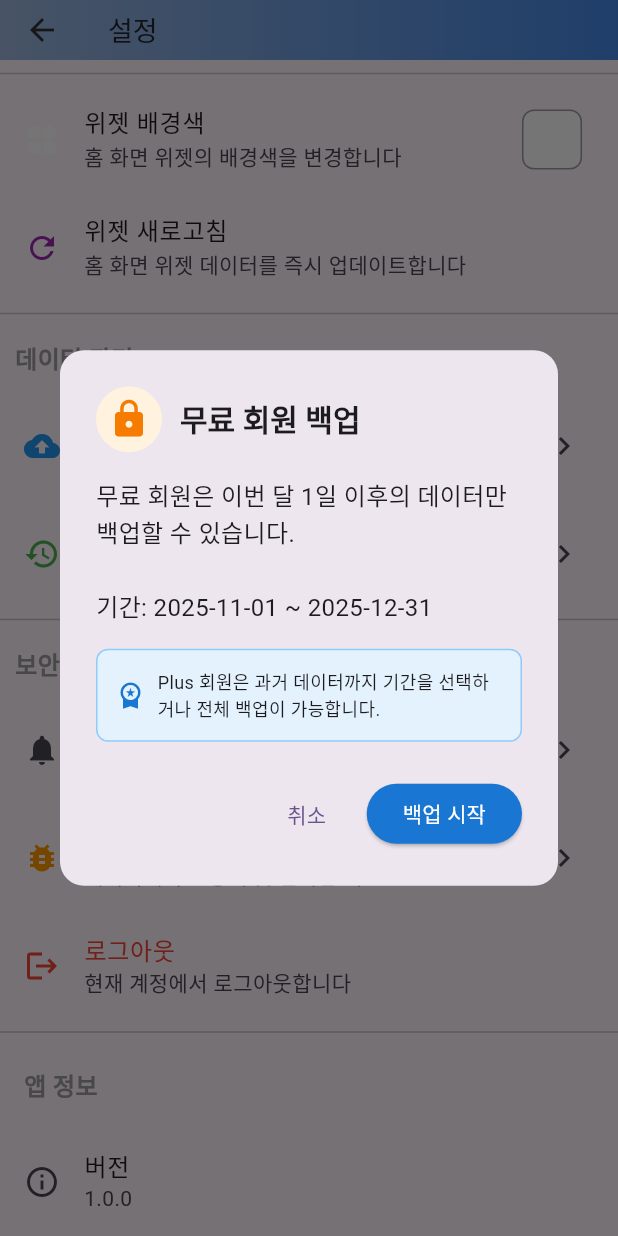
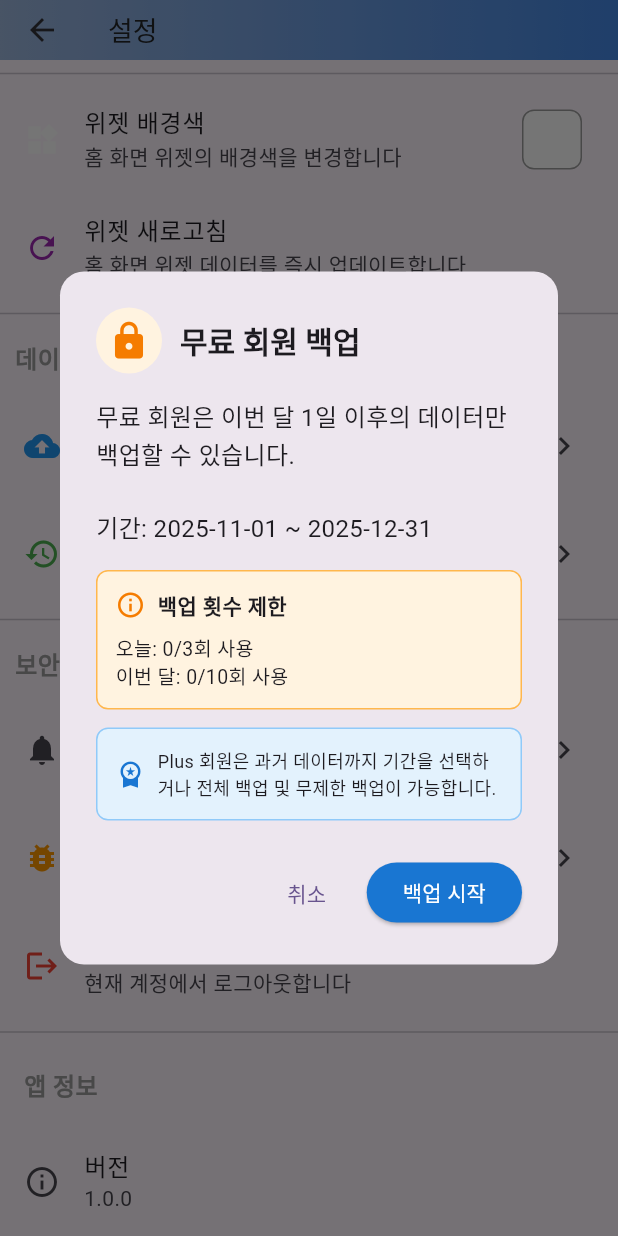
Before and after one commit to ssh5437/flutter_schedule_app, a Flutter app: the SettingsScreen screen opened directly, scrolled down 287 dp, after a tap on "데이터 백업", on a phone screen of 412 x 824 dp. Run offline on Flutter 3.47's test engine with Material 3 defaults, Android fonts, the phone set to English and light mode, and no system bars; our stand-ins replace app_links, file_picker, fl_chart, flutter_colorpicker, flutter_local_notifications, flutter_secure_storage and 8 more; missing offline and left inert: encrypt, home_widget, pointycastle, workmanager; accounts and stored records are empty; statements that could not run were skipped.

Commit message:
무료사용자 백업 횟수 제한

```diff
--- a/lib/screens/settings_screen.dart
+++ b/lib/screens/settings_screen.dart
@@ -195,6 +195,12 @@ class _SettingsScreenState extends State<SettingsScreen> {
       startDate = DateTime(now.year, now.month, 1); // 이번 달 1일
       endDate = DateTime(now.year, 12, 31); // 올해 12월 31일
 
+      // 백업 제한 확인
+      final backupService = BackupService();
+      final limitCheck = await backupService.checkBackupLimit();
+
+      if (!mounted) return;
+
       // 무료 사용자에게 제한 안내
       final confirmed = await showDialog<bool>(
         context: context,
@@ -229,6 +235,36 @@ class _SettingsScreenState extends State<SettingsScreen> {
                 style: const TextStyle(fontSize: 16, height: 1.5),
               ),
               const SizedBox(height: 16),
+              // 백업 횟수 제한 안내
+              Container(
+                padding: const EdgeInsets.all(12),
+                decoration: BoxDecoration(
+                  color: Colors.orange[50],
+                  borderRadius: BorderRadius.circular(8),
+                  border: Border.all(color: Colors.orange[300]!),
+                ),
+                child: Column(
+                  crossAxisAlignment: CrossAxisAlignment.start,
+                  children: [
+                    Row(
+                      children: [
+                        Icon(Icons.info_outline, color: Colors.orange[700], size: 20),
+                        const SizedBox(width: 8),
+                        const Text(
+                          '백업 횟수 제한',
+                          style: TextStyle(fontWeight: FontWeight.bold, fontSize: 14),
+                        ),
+                      ],
+                    ),
+                    const SizedBox(height: 8),
+                    Text(
+                      '오늘: ${limitCheck['dailyCount']}/${limitCheck['dailyLimit']}회 사용\n이번 달: ${limitCheck['monthlyCount']}/${limitCheck['monthlyLimit']}회 사용',
+                      style: const TextStyle(fontSize: 13, height: 1.4),
+                    ),
+                  ],
+                ),
+              ),
+              const SizedBox(height: 12),
               Container(
                 padding: const EdgeInsets.all(12),
                 decoration: BoxDecoration(
@@ -242,7 +278,7 @@ class _SettingsScreenState extends State<SettingsScreen> {
                     const SizedBox(width: 8),
                     const Expanded(
                       child: Text(
-                        'Plus 회원은 과거 데이터까지 기간을 선택하거나 전체 백업이 가능합니다.',
+                        'Plus 회원은 과거 데이터까지 기간을 선택하거나 전체 백업 및 무제한 백업이 가능합니다.',
                         style: TextStyle(fontSize: 12),
                       ),
                     ),
--- a/lib/services/backup_service.dart
+++ b/lib/services/backup_service.dart
@@ -6,6 +6,7 @@ import 'package:path_provider/path_provider.dart';
 import 'package:share_plus/share_plus.dart';
 import 'package:supabase_flutter/supabase_flutter.dart';
 import 'package:crypto/crypto.dart';
+import 'package:shared_preferences/shared_preferences.dart';
 import '../database/database_helper.dart';
 import '../models/schedule.dart';
 import '../models/company.dart';
@@ -13,6 +14,10 @@ import '../models/company.dart';
 class BackupService {
   // 앱 전용 비밀 키 (실제 배포 시에는 더 안전한 방법으로 관리해야 함)
   static const String _secretKey = 'bizplan_backup_secret_key_v1_2025';
+
+  // 무료 사용자 백업 제한
+  static const int _maxDailyBackups = 3;  // 하루 최대 3회
+  static const int _maxMonthlyBackups = 10; // 한 달 최대 10회
 
   // 백업 데이터에 서명 생성
   String _generateSignature(Map<String, dynamic> data) {
@@ -48,6 +53,112 @@ class BackupService {
     final calculatedSignature = _generateSignature(data);
 
     return providedSignature == calculatedSignature;
+  }
+
+  // 사용자의 구독 상태 확인
+  Future<bool> _isPremiumUser() async {
+    try {
+      final userId = Supabase.instance.client.auth.currentUser?.id;
+      if (userId == null) return false;
+
+      final response = await Supabase.instance.client
+          .from('user_profiles')
+          .select('membership_tier, membership_expires_at')
+          .eq('id', userId)
+          .single();
+
+      final membershipTier = response['membership_tier'] as String?;
+      final expiresAtStr = response['membership_expires_at'] as String?;
+
+      // plus 사용자인지 확인
+      if (membershipTier != 'plus') return false;
+
+      // 만료일 확인
+      if (expiresAtStr != null) {
+        final expiresAt = DateTime.parse(expiresAtStr);
+        return expiresAt.isAfter(DateTime.now());
+      }
+
+      return false;
+    } catch (e) {
+      debugPrint('구독 상태 확인 실패: $e');
+      return false;
+    }
+  }
+
+  // 오늘 백업 횟수 확인
+  Future<int> _getTodayBackupCount() async {
+    final prefs = await SharedPreferences.getInstance();
+    final today = DateTime.now();
+    final todayKey = '${today.year}-${today.month}-${today.day}';
+
+    // 저장된 날짜와 비교
+    final savedDate = prefs.getString('last_backup_date');
+    if (savedDate != todayKey) {
+      // 날짜가 다르면 카운트 초기화
+      await prefs.setString('last_backup_date', todayKey);
+      await prefs.setInt('daily_backup_count', 0);
+      return 0;
+    }
+
+    return prefs.getInt('daily_backup_count') ?? 0;
+  }
+
+  // 이번 달 백업 횟수 확인
+  Future<int> _getMonthlyBackupCount() async {
+    final prefs = await SharedPreferences.getInstance();
+    final today = DateTime.now();
+    final monthKey = '${today.year}-${today.month}';
+
+    // 저장된 월과 비교
+    final savedMonth = prefs.getString('last_backup_month');
+    if (savedMonth != monthKey) {
+      // 월이 다르면 카운트 초기화
+      await prefs.setString('last_backup_month', monthKey);
+      await prefs.setInt('monthly_backup_count', 0);
+      return 0;
+    }
+
+    return prefs.getInt('monthly_backup_count') ?? 0;
+  }
+
+  // 백업 횟수 증가
+  Future<void> _incrementBackupCount() async {
+    final prefs = await SharedPreferences.getInstance();
+
+    // 일일 카운트 증가
+    final dailyCount = await _getTodayBackupCount();
+    await prefs.setInt('daily_backup_count', dailyCount + 1);
+
+    // 월간 카운트 증가
+    final monthlyCount = await _getMonthlyBackupCount();
+    await prefs.setInt('monthly_backup_count', monthlyCount + 1);
+  }
+
+  // 백업 가능 여부 확인 (무료 사용자 제한)
+  Future<Map<String, dynamic>> checkBackupLimit() async {
+    // 프리미엄 사용자는 제한 없음
+    if (await _isPremiumUser()) {
+      return {
+        'canBackup': true,
+        'isPremium': true,
+      };
+    }
+
+    // 무료 사용자: 제한 확인
+    final dailyCount = await _getTodayBackupCount();
+    final monthlyCount = await _getMonthlyBackupCount();
+
+    final canBackup = dailyCount < _maxDailyBackups && monthlyCount < _maxMonthlyBackups;
+
+    return {
+      'canBackup': canBackup,
+      'isPremium': false,
+      'dailyCount': dailyCount,
+      'dailyLimit': _maxDailyBackups,
+      'monthlyCount': monthlyCount,
+      'monthlyLimit': _maxMonthlyBackups,
+    };
   }
 
   // 백업 데이터 생성 (기간 필터 추가)
@@ -103,6 +214,22 @@ class BackupService {
   // 백업 파일 생성 및 공유
   Future<File> exportBackup({DateTime? startDate, DateTime? endDate}) async {
     try {
+      // 백업 제한 확인
+      final limitCheck = await checkBackupLimit();
+
+      if (!limitCheck['canBackup']) {
+        if (limitCheck['isPremium'] == false) {
+          final dailyCount = limitCheck['dailyCount'];
+          final monthlyCount = limitCheck['monthlyCount'];
+
+          if (dailyCount >= _maxDailyBackups) {
+            throw Exception('오늘의 백업 횟수를 모두 사용했습니다. ($dailyCount/$_maxDailyBackups)\nPlus 구독 시 무제한 백업이 가능합니다.');
+          } else if (monthlyCount >= _maxMonthlyBackups) {
+            throw Exception('이번 달 백업 횟수를 모두 사용했습니다. ($monthlyCount/$_maxMonthlyBackups)\nPlus 구독 시 무제한 백업이 가능합니다.');
+          }
+        }
+      }
+
       // 백업 데이터 생성
       final backupData = await createBackupData(startDate: startDate, endDate: endDate);
 
@@ -118,6 +245,11 @@ class BackupService {
 
       // 파일 저장
       await file.writeAsString(jsonString);
+
+      // 백업 성공 후 카운트 증가 (무료 사용자만)
+      if (limitCheck['isPremium'] == false) {
+        await _incrementBackupCount();
+      }
 
       return file;
     } catch (e) {
```
